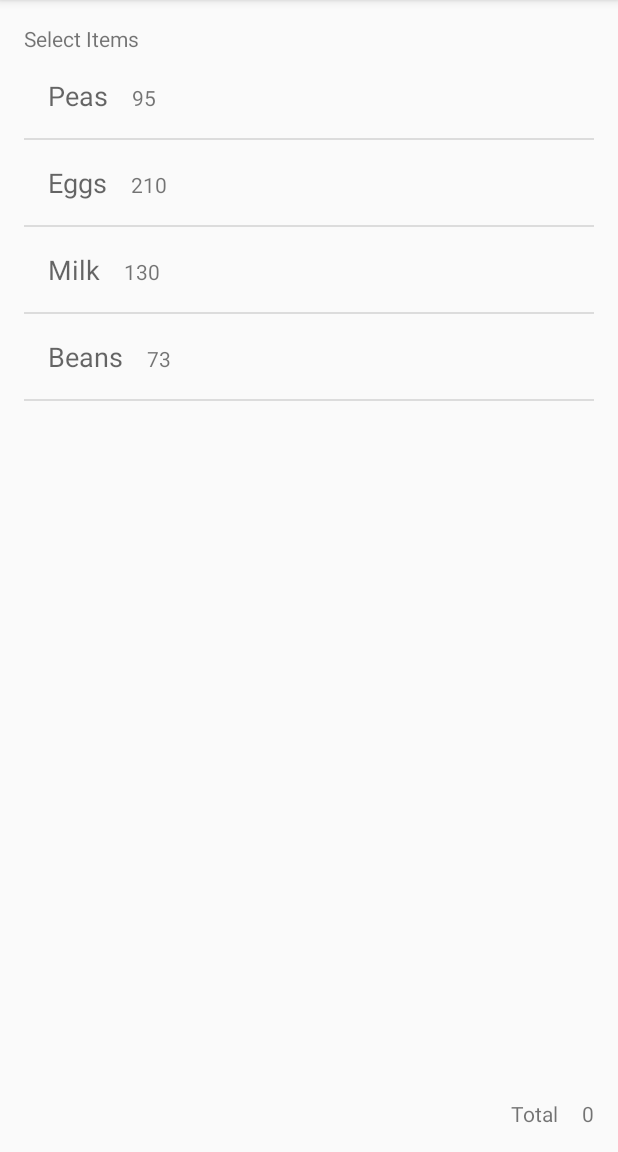
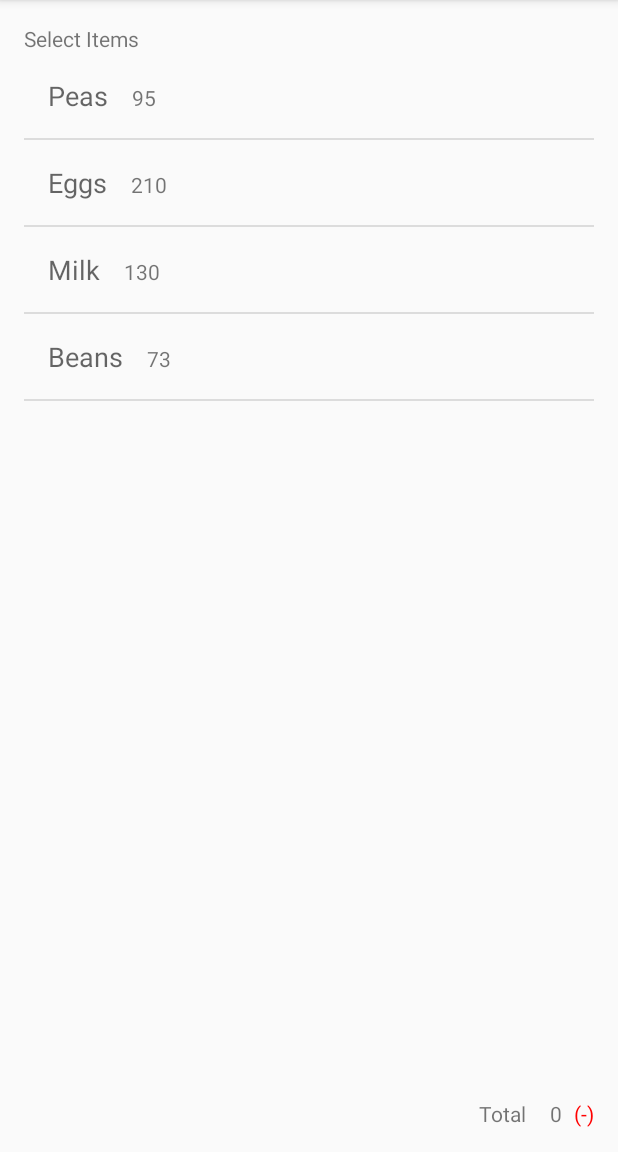
Before and after one commit to softwaremaverick/shoppingbasket, an Android app: the screen it shows after launch (ItemSelectionActivity), on a phone screen of 412 x 824 dp, the part 84-1236 px from its top. Run offline under Robolectric (Android 15) with nearby library versions, the phone set to English and light mode, and no system bars; libraries missing offline, so code that uses them is left out: com.octo.android; 2 statements that could not run were skipped.

Commit message:
support FX

```diff
--- a/app/src/main/java/uk/co/adaptableit/shoppingbasket/ItemSelectionActivity.java
+++ b/app/src/main/java/uk/co/adaptableit/shoppingbasket/ItemSelectionActivity.java
@@ -20,6 +20,8 @@ import com.octo.android.robospice.request.listener.RequestListener;
 
 import org.json.JSONException;
 
+import java.text.DecimalFormat;
+import java.text.NumberFormat;
 import java.util.Arrays;
 import java.util.HashSet;
 import java.util.Set;
@@ -44,14 +46,14 @@ public class ItemSelectionActivity extends ActionBarActivity {
 
         @Override
         public void onRequestSuccess(String jsonResponse) {
-            Toast.makeText(ItemSelectionActivity.this, "Success", Toast.LENGTH_SHORT).show();
+            try {
+                ItemSelectionActivity.this.exchangeRates = ExchangeRatesDeserializer.deserialize(jsonResponse);
 
-            try {
-                ExchangeRatesDto rates = ExchangeRatesDeserializer.deserialize(jsonResponse);
-
-                Toast.makeText(ItemSelectionActivity.this, "UKP=" + rates.getRates().get("GBP").toString(), Toast.LENGTH_SHORT).show();
+                if (basket != null) {
+                    updatePrice();
+                }
             } catch (JSONException e) {
-                e.printStackTrace();
+                Toast.makeText(ItemSelectionActivity.this, R.string.text_FX_FAILED, Toast.LENGTH_SHORT).show();
             }
         }
     };
@@ -60,8 +62,11 @@ public class ItemSelectionActivity extends ActionBarActivity {
 
     private ShoppingBasket basket = new ShoppingBasket();
 
+    private ExchangeRatesDto exchangeRates;
+
     private SimpleAdapter adapter;
     private TextView costTextView;
+    private TextView fxCostTextView;
 
     @Override
     protected void onCreate(Bundle savedInstanceState) {
@@ -85,6 +90,7 @@ public class ItemSelectionActivity extends ActionBarActivity {
         setContentView(R.layout.activity_item_selection);
 
         costTextView = (TextView) findViewById(R.id.text_totalCost);
+        fxCostTextView = (TextView) findViewById(R.id.text_fxCost);
         updatePrice();
 
         ListView items = (ListView) findViewById(R.id.list_items);
@@ -132,6 +138,21 @@ public class ItemSelectionActivity extends ActionBarActivity {
 
     private void updatePrice() {
         costTextView.setText(Integer.toString(basket.getSelectedItemsCost()));
+
+        if (exchangeRates == null) {
+            fxCostTextView.setText(R.string.text_NOFX);
+            fxCostTextView.setTextColor(Color.RED);
+        } else {
+            Double ukExchangeRate = exchangeRates.getRates().get("GBP");
+            double fxPrice = basket.getSelectedItemsCost() * ukExchangeRate;
+
+            NumberFormat numberFormat = DecimalFormat.getInstance();
+            numberFormat.setMaximumFractionDigits(2);
+            numberFormat.setMinimumFractionDigits(2);
+
+            fxCostTextView.setText(numberFormat.format(fxPrice));
+            fxCostTextView.setTextColor(Color.BLUE);
+        }
     }
 
     @Override
--- a/app/src/main/java/uk/co/adaptableit/shoppingbasket/rates/ExchangeRatesRequest.java
+++ b/app/src/main/java/uk/co/adaptableit/shoppingbasket/rates/ExchangeRatesRequest.java
@@ -18,7 +18,7 @@ public class ExchangeRatesRequest extends GoogleHttpClientSpiceRequest<String> {
     public ExchangeRatesRequest(String appId, String baseCurrency) {
         super(java.lang.String.class);
 
-        baseUrl = "https://openexchangerates.org/api/latest.json?app_id="+appId+"&base="+baseCurrency;
+        baseUrl = "https://openexchangerates.org/api/latest.json?app_id=" + appId + "&base=" + baseCurrency;
     }
 
     @Override
--- a/app/src/main/res/layout/activity_item_selection.xml
+++ b/app/src/main/res/layout/activity_item_selection.xml
@@ -37,8 +37,14 @@
             android:id="@+id/text_totalCost"
             android:layout_width="wrap_content"
             android:layout_height="wrap_content"
-            android:text="@string/text_total"
+            android:paddingRight="8dp"
             tools:text="Price" />
+
+        <TextView
+            android:id="@+id/text_fxCost"
+            android:layout_width="wrap_content"
+            android:layout_height="wrap_content"
+            tools:text="FX Price" />
 
     </LinearLayout>
 
--- a/app/src/main/res/values/strings.xml
+++ b/app/src/main/res/values/strings.xml
@@ -5,4 +5,7 @@
     <string name="text_selectitems">Select Items</string>
     <string name="text_checkout">Checkout</string>
     <string name="text_total">Total</string>
+
+    <string name="text_NOFX">(-)</string>
+    <string name="text_FX_FAILED">Error download exchange rates!</string>
 </resources>
```
